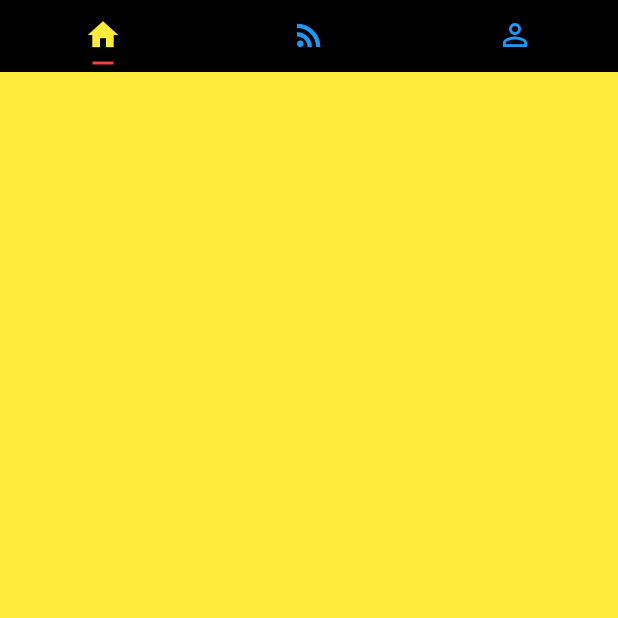
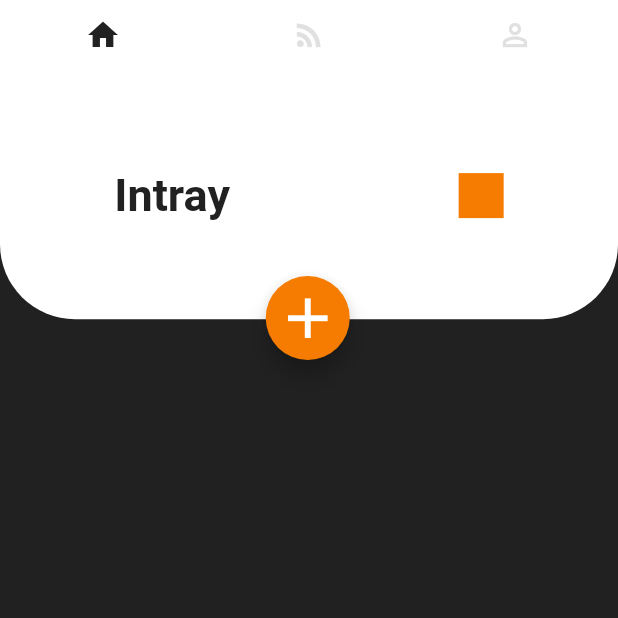
Before and after one commit to Tuckick/todoapp, a Flutter app: the screen it shows after launch, on a phone screen of 412 x 824 dp, the top half of it. Run offline on Flutter 3.47's test engine with Material 2 defaults, Android fonts, the phone set to English and light mode, and no system bars; Roboto replaces fonts that are missing (Avenir).

Commit message:
create intray and buttom

```diff
--- a/mobile/todoapp/lib/main.dart
+++ b/mobile/todoapp/lib/main.dart
@@ -1,4 +1,5 @@
 import 'package:flutter/material.dart';
+import 'package:todoapp/styles/text_style.dart';
 
 void main() {
   runApp(MyApp());
@@ -11,7 +12,7 @@ class MyApp extends StatelessWidget {
     return MaterialApp(
       title: 'Todo App',
       theme: ThemeData(
-        primarySwatch: Colors.blue,
+        primarySwatch: Colors.grey,
         visualDensity: VisualDensity.adaptivePlatformDensity,
       ),
       home: MyHomePage(title: 'Todo App'),
@@ -36,16 +37,58 @@ class _MyHomePageState extends State<MyHomePage> {
         length: 3,
         child: SafeArea(
           child: Scaffold(
-            body: TabBarView(
+            body: Stack(
               children: [
-                Container(
-                  color: Colors.yellow,
+                TabBarView(
+                  children: <Widget>[
+                    Container(
+                      color: Colors.grey.shade900,
+                    ),
+                    Container(
+                      color: Colors.grey.shade900,
+                    ),
+                    Container(
+                      color: Colors.grey.shade900,
+                    ),
+                  ],
                 ),
                 Container(
-                  color: Colors.orange,
+                  height: MediaQuery.of(context).size.width * 0.4,
+                  decoration: BoxDecoration(
+                    color: Colors.white,
+                    borderRadius: BorderRadius.only(
+                      bottomLeft: Radius.circular(50),
+                      bottomRight: Radius.circular(50),
+                    ),
+                  ),
+                  child: Row(
+                    mainAxisAlignment: MainAxisAlignment.spaceAround,
+                    children: [
+                      Text(
+                        'Intray',
+                        style: intrayTitleText,
+                      ),
+                      Container(
+                        color: Colors.orange.shade700,
+                        height: 30,
+                        width: 30,
+                      )
+                    ],
+                  ),
                 ),
                 Container(
-                  color: Colors.lightGreen,
+                  margin: EdgeInsets.only(
+                    top: MediaQuery.of(context).size.width * 0.33,
+                    left: MediaQuery.of(context).size.width * 0.43,
+                  ),
+                  child: FloatingActionButton(
+                    child: Icon(
+                      Icons.add,
+                      size: 45,
+                    ),
+                    backgroundColor: Colors.orange.shade700,
+                    onPressed: () {},
+                  ),
                 ),
               ],
             ),
@@ -61,13 +104,13 @@ class _MyHomePageState extends State<MyHomePage> {
                   icon: Icon(Icons.perm_identity),
                 ),
               ],
-              labelColor: Colors.yellow,
-              unselectedLabelColor: Colors.blue,
+              labelColor: Colors.grey.shade900,
+              unselectedLabelColor: Colors.grey.shade300,
               indicatorSize: TabBarIndicatorSize.label,
               indicatorPadding: EdgeInsets.all(5.0),
-              indicatorColor: Colors.red,
+              indicatorColor: Colors.transparent,
             ),
-            backgroundColor: Colors.black,
+            backgroundColor: Colors.white,
           ),
         ),
       ),
--- /dev/null
+++ b/mobile/todoapp/lib/styles/text_style.dart
@@ -0,0 +1,3 @@
+import 'package:flutter/material.dart';
+
+TextStyle intrayTitleText = TextStyle(fontFamily: 'Avenir', fontWeight: FontWeight.bold, fontSize: 30, color: Colors.grey.shade900);
```
Also changed, not shown: 1 other file.
